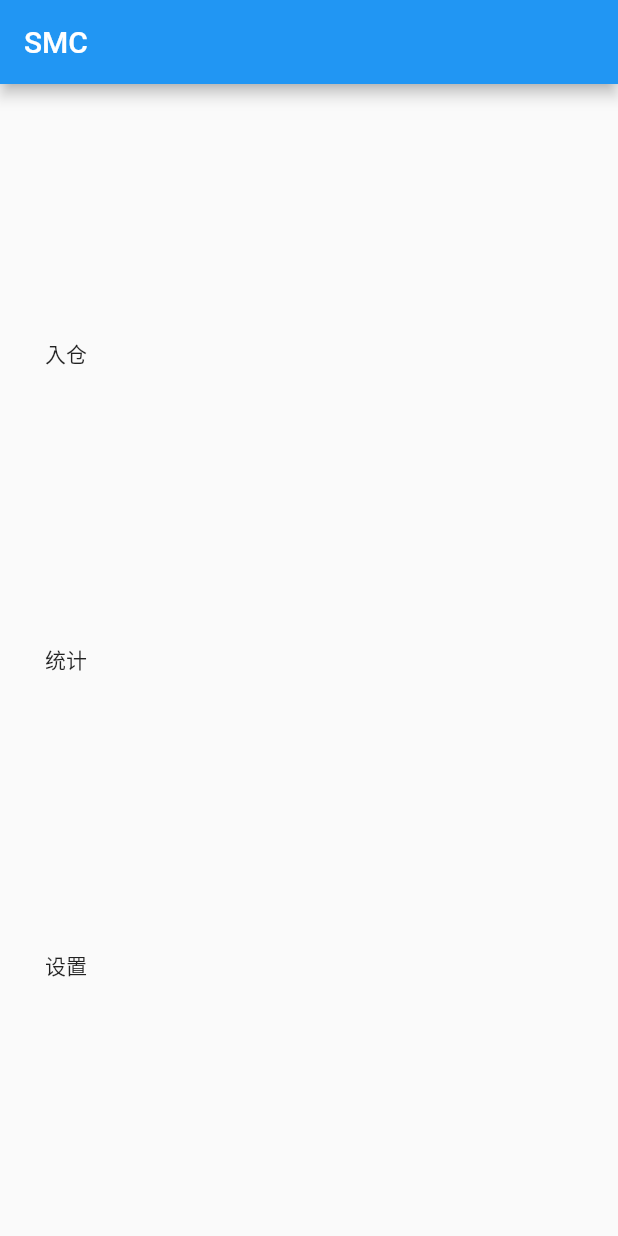
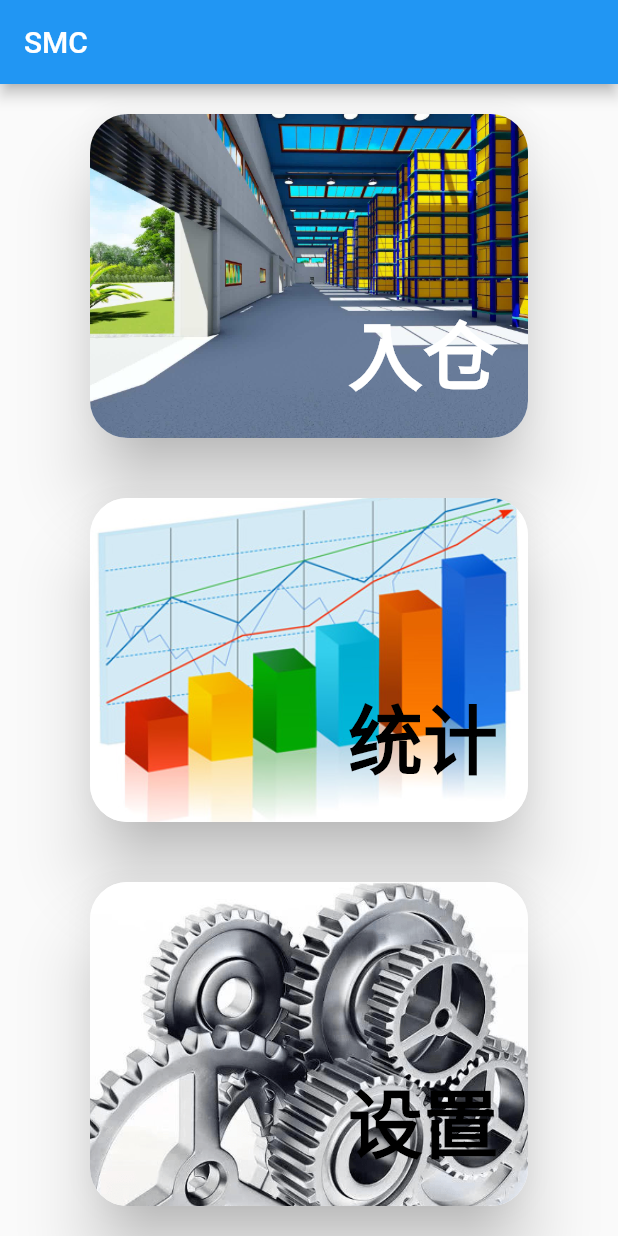
Before and after one commit to HowsonLiu/smc_piecework, a Flutter app: the screen it shows after launch, on a phone screen of 412 x 824 dp. Run offline on Flutter 3.47's test engine with Material 2 defaults, Android fonts, the phone set to English and light mode, and no system bars; our stand-ins replace csv, file_picker, shared_preferences, sqflite; accounts and stored records are empty.

Commit message:
+ bueaty home page

```diff
--- a/lib/ui/home_page.dart
+++ b/lib/ui/home_page.dart
@@ -32,37 +32,33 @@ class _HomePageState extends State<HomePage> {
         ),
         body: Column(
           mainAxisAlignment: MainAxisAlignment.spaceEvenly,
+          crossAxisAlignment: CrossAxisAlignment.stretch,
           children: [
-            MaterialButton(
-              onPressed: () {
+            _buildHomeCard(
+                'assets/image/home_page/enter.jpeg', '入仓', Colors.white, () {
               Navigator.push(context, MaterialPageRoute(
                 builder: (context) {
                   return const Enter1Page();
                 },
               ));
-              },
-              child: const Text("入仓"),
-            ),
-            MaterialButton(
-              onPressed: () {
+            }),
+            _buildHomeCard(
+                'assets/image/home_page/statistics.jpeg', '统计', Colors.black,
+                () {
               Navigator.push(context, MaterialPageRoute(
                 builder: (context) {
                   return const StatisticsPage();
                 },
               ));
-              },
-              child: const Text("统计"),
-            ),
-            MaterialButton(
-              onPressed: () {
+            }),
+            _buildHomeCard(
+                'assets/image/home_page/setting.png', '设置', Colors.black, () {
               Navigator.push(context, MaterialPageRoute(
                 builder: (context) {
                   return const SettingsPage();
                 },
               ));
-              },
-              child: const Text("设置"),
-            ),
+            }),
           ],
         ));
   }
@@ -76,4 +72,41 @@ class _HomePageState extends State<HomePage> {
     PeriodManager.instance.fetchFromLocalStorage();
     JobManager.instance.fetchFromDataBase();
   }
+
+  Widget _buildHomeCard(String imageUrl, String title, Color? titleColor,
+      void Function()? callback) {
+    return Expanded(
+      child: Card(
+          margin:
+              const EdgeInsets.only(left: 60, right: 60, top: 20, bottom: 20),
+          shape:
+              RoundedRectangleBorder(borderRadius: BorderRadius.circular(25.0)),
+          clipBehavior: Clip.antiAlias,
+          elevation: 20,
+          child: InkWell(
+              child: Stack(
+                fit: StackFit.expand,
+                children: [
+                  Image.asset(
+                    imageUrl,
+                    fit: BoxFit.cover,
+                  ),
+                  Align(
+                    alignment: FractionalOffset.bottomRight,
+                    child: Container(
+                      child: Text(
+                        title,
+                        style: TextStyle(
+                            fontSize: 50,
+                            color: titleColor,
+                            fontWeight: FontWeight.bold),
+                      ),
+                      margin: const EdgeInsets.only(right: 20, bottom: 20),
+                    ),
+                  ),
+                ],
+              ),
+              onTap: callback)),
+    );
   }
+}
--- a/pubspec.yaml
+++ b/pubspec.yaml
@@ -64,9 +64,8 @@ flutter:
   uses-material-design: true
 
   # To add assets to your application, add an assets section, like this:
-  # assets:
-  #   - images/a_dot_burr.jpeg
-  #   - images/a_dot_ham.jpeg
+  assets:
+    - assets/image/home_page/
 
   # An image asset can refer to one or more resolution-specific "variants", see
   # https://flutter.dev/assets-and-images/#resolution-aware.
```
Also changed, not shown: assets/image/home_page/enter.jpeg (added), assets/image/home_page/setting.png (added), assets/image/home_page/statistics.jpeg (added). Lines whose indentation alone changed are shown as unchanged.
